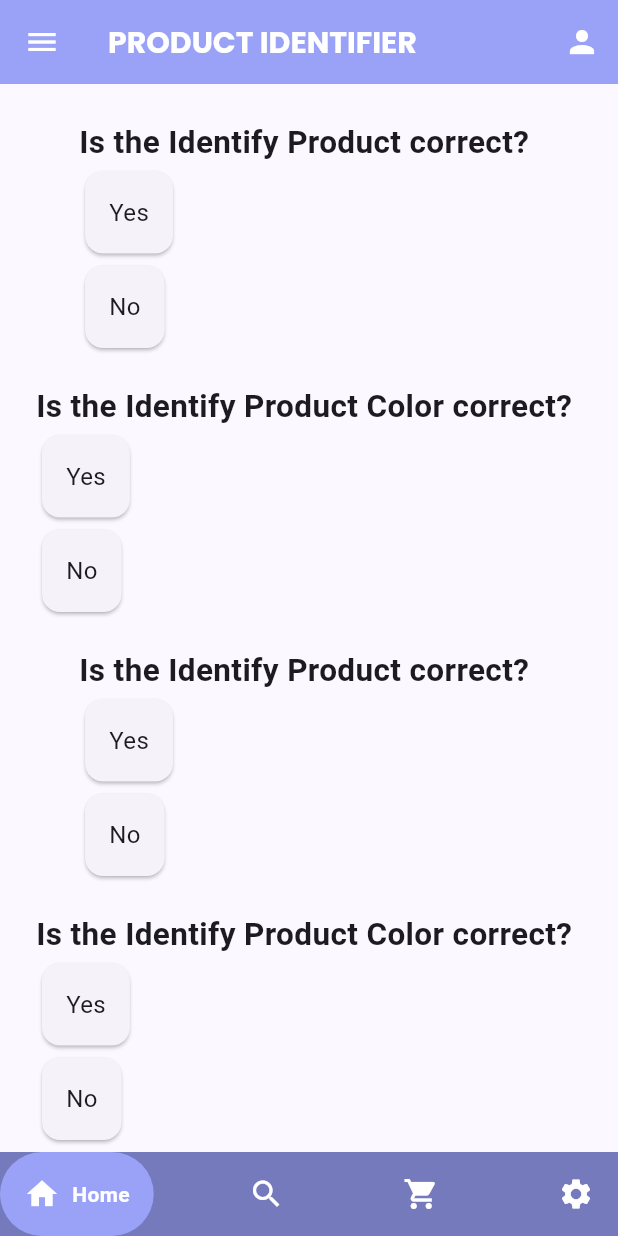
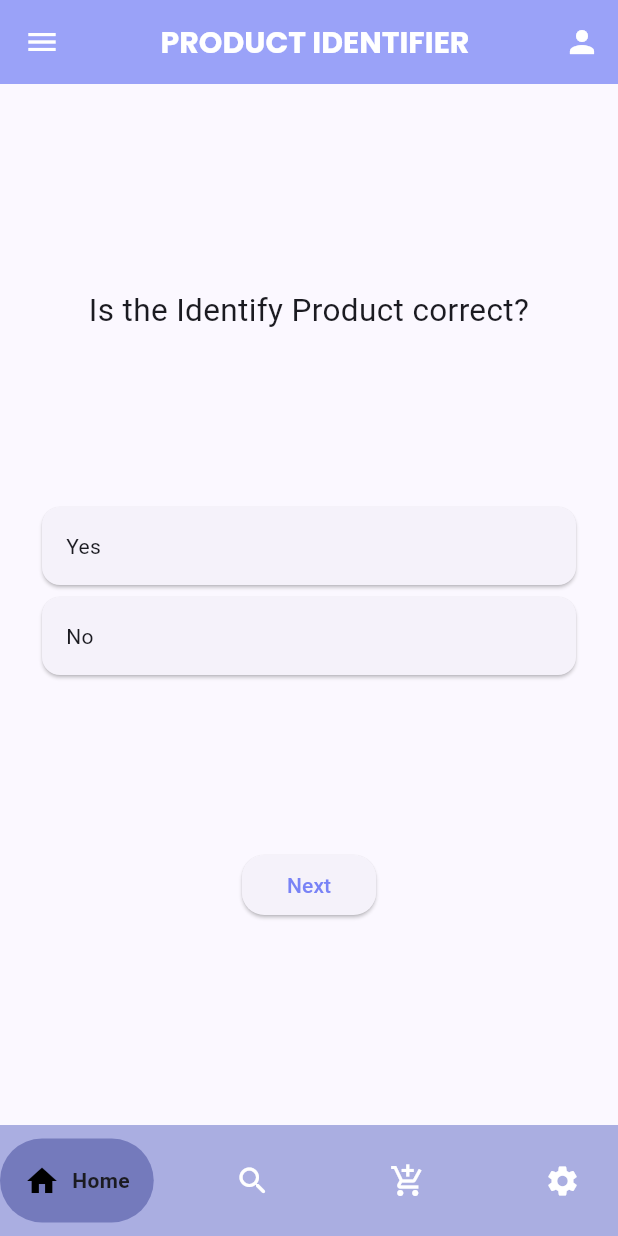
Before and after one commit to rishithamenush/Product_Identifier, a Flutter app: the QuizScreen screen opened directly, on a phone screen of 412 x 824 dp. Run offline on Flutter 3.47's test engine with Material 3 defaults, Android fonts, the phone set to English and light mode, and no system bars; drawn by our look-alikes of google_nav_bar; our stand-ins replace google_fonts, image_picker; missing offline and left inert: flutter_tflite.

Commit message:
Upto date the quiz

```diff
--- a/lib/quiz_screen.dart
+++ b/lib/quiz_screen.dart
@@ -1,6 +1,7 @@
 import 'package:flutter/material.dart';
 import 'package:google_fonts/google_fonts.dart';
 import 'package:google_nav_bar/google_nav_bar.dart';
+import 'package:product_identifier/home_page.dart';
 
 class QuizScreen extends StatefulWidget {
   const QuizScreen({Key? key}) : super(key: key);
@@ -10,25 +11,40 @@ class QuizScreen extends StatefulWidget {
 }
 
 class _QuizScreenState extends State<QuizScreen> {
-  Map<int, int> selectedAnswers = {};
+  int? selectedAnswerIndex;
+  int questionIndex = 0;
 
-  void pickAnswer(int questionIndex, int answerIndex) {
+  void pickAnswer(int value) {
     setState(() {
-      selectedAnswers[questionIndex] = answerIndex;
+      selectedAnswerIndex = value;
+    });
+  }
+
+  void goToNextQuestion() {
+    if (questionIndex < questions.length - 1) {
+      questionIndex++;
+    } else {}
+    setState(() {
+      selectedAnswerIndex = null;
     });
   }
 
   @override
   Widget build(BuildContext context) {
+    final question = questions[questionIndex];
     return Scaffold(
       appBar: AppBar(
         backgroundColor: Color.fromARGB(255, 154, 162, 248),
-        title: Text(
+        elevation: 0,
+        title: Center(
+          child: Text(
             'PRODUCT IDENTIFIER',
+            textAlign: TextAlign.center,
             style: GoogleFonts.poppins(
               color: Colors.white,
               fontSize: 20,
               fontWeight: FontWeight.bold,
+            ),
           ),
         ),
         leading: IconButton(
@@ -44,55 +60,69 @@ class _QuizScreenState extends State<QuizScreen> {
           ),
         ],
       ),
-      body: SingleChildScrollView(
+      body: Padding(
         padding: EdgeInsets.all(24.0),
         child: Column(
-          children: questions.asMap().entries.map((entry) {
-            int qIndex = entry.key;
-            Question question = entry.value;
-            return Column(
-              crossAxisAlignment: CrossAxisAlignment.start,
+          mainAxisAlignment: MainAxisAlignment.spaceEvenly,
           children: [
             Text(
               question.question,
-                  style: TextStyle(fontSize: 21, fontWeight: FontWeight.bold),
+              style: TextStyle(fontSize: 21),
+              textAlign: TextAlign.center,
             ),
-                ...question.options.asMap().entries.map((optionEntry) {
-                  int optionIndex = optionEntry.key;
-                  String option = optionEntry.value;
+            ListView.builder(
+              shrinkWrap: true,
+              itemCount: question.options.length,
+              itemBuilder: (context, index) {
                 return GestureDetector(
-                    onTap: () => pickAnswer(qIndex, optionIndex),
+                  onTap: () => pickAnswer(index),
                   child: AnswerCard(
-                      index: optionIndex,
-                      text: option,
-                      isSelected: selectedAnswers[qIndex] == optionIndex,
+                    index: index,
+                    text: question.options[index],
+                    isSelected: selectedAnswerIndex == index,
                   ),
                 );
-                }).toList(),
-                SizedBox(height: 20),
+              },
+            ),
+            ElevatedButton(
+              onPressed: goToNextQuestion,
+              style: ElevatedButton.styleFrom(
+                padding:
+                    const EdgeInsets.symmetric(horizontal: 30, vertical: 10),
+                shape: RoundedRectangleBorder(
+                    borderRadius: BorderRadius.circular(15)),
+                foregroundColor: const Color.fromARGB(255, 121, 131, 246),
+              ),
+              child: Text(
+                  questionIndex < questions.length - 1 ? 'Next' : 'Submit'),
+            ),
           ],
-            );
-          }).toList(),
         ),
       ),
       bottomNavigationBar: GNav(
-        backgroundColor: Color.fromARGB(255, 116, 122, 188),
+        backgroundColor: Color.fromARGB(169, 129, 136, 209),
         color: Colors.white,
-        activeColor: Colors.white,
-        tabBackgroundColor: Color.fromARGB(255, 154, 162, 248),
+        tabBackgroundColor: Color.fromARGB(255, 116, 122, 188),
+        onTabChange: (index) {
+          if (index == 0) {
+            Navigator.of(context).pushReplacement(
+                MaterialPageRoute(builder: (context) => const MyHomePage()));
+          }
+          // Handle other tabs if necessary
+        },
+        tabs: const [
+          GButton(
             gap: 8,
             padding: EdgeInsets.all(16),
-        tabs: const [
-          GButton(
             icon: Icons.home,
             text: 'Home',
           ),
           GButton(
-            icon: Icons.search,
+            icon: Icons.search_rounded,
             text: 'Search',
           ),
           GButton(
-            icon: Icons.shopping_cart,
+            icon: Icons.add_shopping_cart,
             text: 'Cart',
           ),
           GButton(
@@ -124,8 +154,7 @@ class AnswerCard extends StatelessWidget {
       child: Padding(
         padding: EdgeInsets.all(16.0),
         child: Text(text,
-            style: TextStyle(
-                color: isSelected ? Colors.white : null, fontSize: 16)),
+            style: TextStyle(color: isSelected ? Colors.white : null)),
       ),
     );
   }
@@ -144,27 +173,16 @@ class Question {
 const List<Question> questions = [
   Question(
     question: 'Is the Identify Product correct?',
-    options: ['Yes', 'No'],
+    options: [
+      'Yes',
+      'No',
+    ],
   ),
   Question(
     question: 'Is the Identify Product Color correct?',
-    options: ['Yes', 'No'],
+    options: [
+      'Yes',
+      'No',
+    ],
   ),
-  Question(
-    question: 'Is the Identify Product correct?',
-    options: ['Yes', 'No'],
-  ),
-  Question(
-    question: 'Is the Identify Product Color correct?',
-    options: ['Yes', 'No'],
-  ),
-  Question(
-    question: 'Is the Identify Product correct?',
-    options: ['Yes', 'No'],
-  ),
-  Question(
-    question: 'Is the Identify Product Color correct?',
-    options: ['Yes', 'No'],
-  ),
-  // Add more questions as needed
 ];
```
Lines whose indentation alone changed are shown as unchanged.
